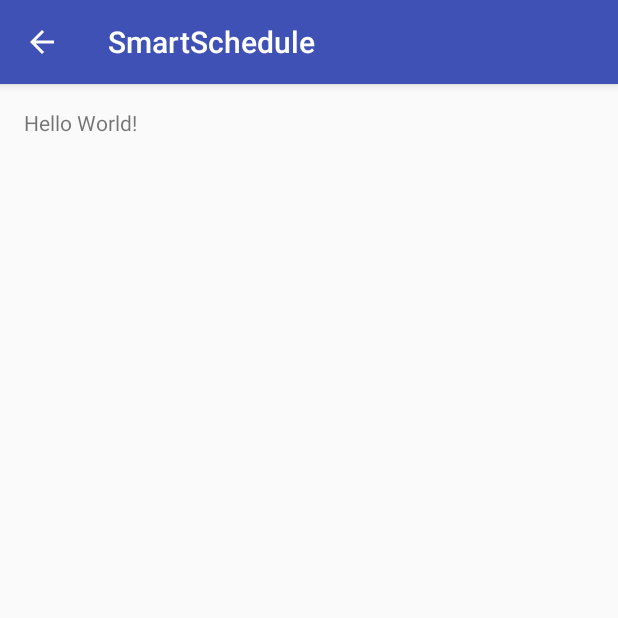
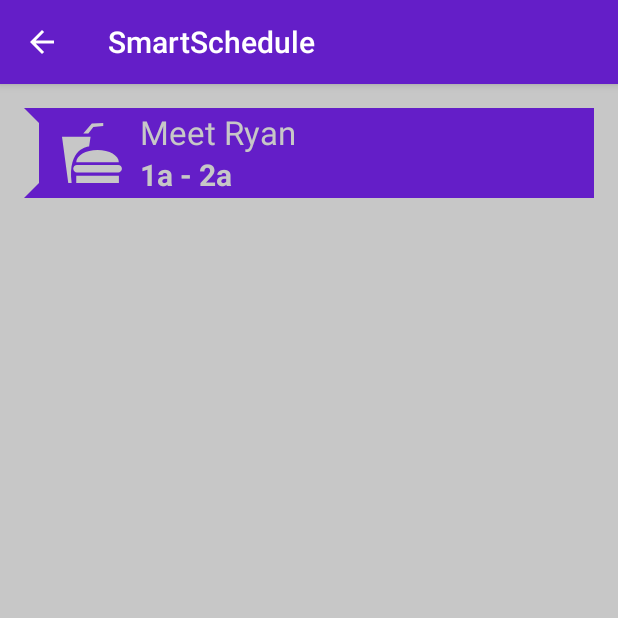
Before and after one commit to awesomeyi/SmartSchedule, an Android app: the TimeViewActivity screen opened directly, with no data from a screen before it, on a phone screen of 412 x 824 dp, the top half of it. Run offline under Robolectric (Android 15) with nearby library versions, the phone set to English and light mode, and no system bars.

Commit message:
Improved fragment single event

```diff
--- /dev/null
+++ b/app/src/main/java/com/example/yi/smartschedule/SingleEventElement.java
@@ -0,0 +1,90 @@
+package com.example.yi.smartschedule;
+
+import android.os.Bundle;
+import android.app.Fragment;
+import android.util.Log;
+import android.view.LayoutInflater;
+import android.view.View;
+import android.view.ViewGroup;
+import android.widget.LinearLayout;
+import android.widget.TextView;
+
+import com.example.yi.smartschedule.lib.Constants;
+import com.example.yi.smartschedule.lib.Time;
+import com.example.yi.smartschedule.lib.Util;
+
+public class SingleEventElement extends Fragment {
+
+    private static final String ARG_PARAM1 = "startTime";
+    private static final String ARG_PARAM2 = "duration";
+    private static final String ARG_PARAM3 = "title";
+    private static final String ARG_PARAM4 = "description";
+
+    private static final int L_HOUR_HEIGHT = 60;
+
+    private Time startTime;
+    private Time duration;
+    private String title;
+    private String description;
+
+    public SingleEventElement() {
+        // Required empty public constructor
+    }
+
+    public static SingleEventElement newInstance(Time startTime, Time duration, String title, String description) {
+        SingleEventElement fragment = new SingleEventElement();
+        Bundle args = new Bundle();
+        args.putSerializable(ARG_PARAM1, startTime);
+        args.putSerializable(ARG_PARAM2, duration);
+        args.putString(ARG_PARAM3, title);
+        args.putString(ARG_PARAM4, description);
+        fragment.setArguments(args);
+        return fragment;
+    }
+
+    @Override
+    public void onCreate(Bundle savedInstanceState) {
+        super.onCreate(savedInstanceState);
+        if (getArguments() != null) {
+            startTime = (Time) getArguments().getSerializable(ARG_PARAM1);
+            duration = (Time) getArguments().getSerializable(ARG_PARAM2);
+            title = getArguments().getString(ARG_PARAM3);
+            description = getArguments().getString(ARG_PARAM4);
+        }
+    }
+
+    private String durationText(Time start, Time end) {
+        return String.format("%1$s - %2$s", start.formatStandard(), end.formatStandard());
+    }
+
+    @Override
+    public View onCreateView(LayoutInflater inflater, ViewGroup container,
+                             Bundle savedInstanceState) {
+        // Inflate the layout for this fragment
+        View v = inflater.inflate(R.layout.fragment_single_event_element, container, false);
+
+        //Fetch all elements
+        TextView title_text = ((TextView) v.findViewById(R.id.title_text));
+        TextView duration_text = ((TextView) v.findViewById(R.id.duration_text));
+        TextView description_text = ((TextView) v.findViewById(R.id.desciption_text));
+
+        //Set all text boxes
+        title_text.setText(title);
+        Time endtime = startTime.addTime(duration);
+        duration_text.setText(this.durationText(startTime, endtime));
+        description_text.setText(description);
+
+        //Shrink view to size
+        int finalHeight = (int) Math.round(L_HOUR_HEIGHT * duration.getHours());
+        Util.d("" + finalHeight);
+        if(finalHeight < 2 * L_HOUR_HEIGHT) {
+            description_text.setVisibility(View.GONE);
+        } else {
+            int dTextLine = (finalHeight - 2 * L_HOUR_HEIGHT) / 20 + 1;
+            description_text.setMaxLines(dTextLine);
+        }
+        v.getLayoutParams().height = Util.pixel_to_dp(this, finalHeight);
+
+        return v;
+    }
+}
--- a/app/src/main/java/com/example/yi/smartschedule/TimeViewActivity.java
+++ b/app/src/main/java/com/example/yi/smartschedule/TimeViewActivity.java
@@ -1,13 +1,30 @@
 package com.example.yi.smartschedule;
 
+import android.app.Fragment;
+import android.app.FragmentManager;
+import android.app.FragmentTransaction;
 import android.support.v7.app.AppCompatActivity;
 import android.os.Bundle;
+import android.widget.LinearLayout;
+
+import com.example.yi.smartschedule.lib.Time;
 
 public class TimeViewActivity extends AppCompatActivity {
+    private LinearLayout event_list;
 
     @Override
     protected void onCreate(Bundle savedInstanceState) {
         super.onCreate(savedInstanceState);
         setContentView(R.layout.activity_time_view);
+
+        Time startTime = new Time(1, 00);
+        Time duration = new Time(1, 00);
+        String title = "Meet Ryan";
+        String description = "Bang for 1 hour";
+
+        event_list = (LinearLayout) findViewById(R.id.event_list);
+        Fragment event1 = SingleEventElement.newInstance(startTime, duration, title, description);
+        FragmentTransaction fragTrans =  getFragmentManager().beginTransaction().add(event_list.getId(), event1, "fff");
+        fragTrans.commit();
     }
 }
--- /dev/null
+++ b/app/src/main/java/com/example/yi/smartschedule/lib/Time.java
@@ -0,0 +1,45 @@
+package com.example.yi.smartschedule.lib;
+
+import java.io.Serializable;
+
+/**
+ * Created by Yi on 7/11/16.
+ */
+public class Time implements Serializable {
+    private int hours;
+    private int minutes;
+
+    public Time(int hours, int minutes) {
+        this.hours = hours;
+        this.minutes = minutes;
+    }
+
+    public Time addTime(Time t2) {
+        return addTime(t2.hours, t2.minutes);
+    }
+    public Time addTime(int hours, int minutes) {
+        Time res = new Time(this.hours, this.minutes);
+        res.minutes += minutes;
+        res.hours += this.minutes / 60;
+        res.minutes %= 60;
+        res.hours += hours;
+        res.hours %= 24;
+        return res;
+    }
+
+    public int getMinutes() {
+        return this.hours * 60 + minutes;
+    }
+
+    public double getHours() {
+        return this.getMinutes() / 60.0;
+    }
+
+    public String formatStandard() {
+        String apm = hours < 12 ? "a" : "p";
+        int th = this.hours % 12;
+        th = th == 0 ? 12: th;
+        String tm = minutes == 0 ? "" : String.format(":%1$02d", this.minutes);
+        return "" + th + tm + apm;
+    }
+}
--- /dev/null
+++ b/app/src/main/java/com/example/yi/smartschedule/lib/Util.java
@@ -0,0 +1,17 @@
+package com.example.yi.smartschedule.lib;
+
+import android.app.Fragment;
+import android.util.Log;
+
+/**
+ * Created by Yi on 7/11/16.
+ */
+public class Util {
+    public static void d(String message) {
+        Log.d(Constants.DEBUG, message);
+    }
+    public static int pixel_to_dp(Fragment f, int px) {
+        final float scale = f.getActivity().getResources().getDisplayMetrics().density;
+        return (int) (px * scale + 0.5f);
+    }
+}
--- a/app/src/main/res/layout/activity_time_view.xml
+++ b/app/src/main/res/layout/activity_time_view.xml
@@ -7,10 +7,13 @@
     android:paddingLeft="@dimen/activity_horizontal_margin"
     android:paddingRight="@dimen/activity_horizontal_margin"
     android:paddingTop="@dimen/activity_vertical_margin"
+    android:background="@color/backgroundLight"
     tools:context="com.example.yi.smartschedule.TimeViewActivity">
 
-    <TextView
-        android:layout_width="wrap_content"
+    <LinearLayout
+        android:layout_width="match_parent"
         android:layout_height="wrap_content"
-        android:text="Hello World!" />
+        android:orientation="vertical"
+        android:id="@+id/event_list">
+    </LinearLayout>
 </RelativeLayout>
--- a/app/src/main/res/layout/fragment_single_schedule_element.xml
+++ b/app/src/main/res/layout/fragment_single_event_element.xml
@@ -1,9 +1,9 @@
 <LinearLayout xmlns:android="http://schemas.android.com/apk/res/android"
     xmlns:tools="http://schemas.android.com/tools"
-    android:layout_width="350dp"
-    android:layout_height="150dp"
-    android:background="#641EC8"
-    tools:context="com.example.yi.smartschedule.SingleScheduleElement"
+    android:layout_width="match_parent"
+    android:layout_height="120dp"
+    android:background="@color/colorPrimary"
+    tools:context=".SingleEventElement"
     android:orientation="horizontal">
 
     <RelativeLayout
@@ -12,16 +12,16 @@
         <View
             android:layout_width="10dp"
             android:layout_height="wrap_content"
-            android:background="#C7C7C7"/>
+            android:background="@color/backgroundLight"/>
         <ImageView
             android:layout_width="10dp"
             android:layout_height="10dp"
-            android:src="@drawable/EventTriangle"
+            android:src="@drawable/event_triangle"
             android:layout_alignParentTop="true"/>
         <ImageView
             android:layout_width="10dp"
             android:layout_height="10dp"
-            android:src="@drawable/EventTriangle"
+            android:src="@drawable/event_triangle"
             android:scaleY="-1"
             android:layout_alignParentBottom="true"/>
     </RelativeLayout>
@@ -30,7 +30,7 @@
     <ImageView
         android:layout_width="wrap_content"
         android:layout_height="wrap_content"
-        android:src="@drawable/FoodEventIcon"
+        android:src="@drawable/food_event_icon"
         android:layout_marginLeft="15dp"
         android:layout_gravity="center_vertical" />
 
@@ -39,26 +39,30 @@
         android:layout_height="wrap_content"
         android:orientation="vertical"
         android:layout_marginLeft="12dp"
+        android:layout_marginRight="12dp"
         android:layout_gravity="center_vertical">
         <TextView
+            android:id="@+id/title_text"
             android:layout_width="match_parent"
             android:layout_height="wrap_content"
-            android:textColor="#C7C7C7"
+            android:textColor="@color/backgroundLight"
             android:text="Eat out"
             android:textSize="22dp" />
         <TextView
+            android:id="@+id/duration_text"
             android:layout_width="match_parent"
             android:layout_height="wrap_content"
-            android:textColor="#C7C7C7"
+            android:textColor="@color/backgroundLight"
             android:text="1a - 2a"
             android:textSize="20dp"
             android:textStyle="bold"/>
         <TextView
+            android:id="@+id/desciption_text"
             android:layout_width="match_parent"
             android:layout_height="wrap_content"
             android:layout_marginTop="12dp"
-            android:textColor="#C7C7C7"
-            android:text="McDonalds by the office. Don't choke you bumbling buffoon!"
+            android:textColor="@color/backgroundLight"
+            android:text="McDonalds by the office."
             android:ellipsize="end"
             android:maxLines="4"
             android:singleLine="false"
--- a/app/src/main/res/values/colors.xml
+++ b/app/src/main/res/values/colors.xml
@@ -1,6 +1,7 @@
 <?xml version="1.0" encoding="utf-8"?>
 <resources>
-    <color name="colorPrimary">#3F51B5</color>
+    <color name="backgroundLight"> #C7C7C7</color>
+    <color name="colorPrimary">#641EC8</color>
     <color name="colorPrimaryDark">#303F9F</color>
     <color name="colorAccent">#FF4081</color>
 </resources>
```
Also changed, not shown: app/src/main/java/com/example/yi/smartschedule/SingleScheduleElement.java (deleted, +0 -108 lines), app/src/main/java/com/example/yi/smartschedule/lib/Constants.java (added, +8 -0 lines), app/src/main/res/drawable/event_triangle.xml (renamed from app/src/main/res/drawable/EventTriangle.xml), app/src/main/res/drawable/food_event_icon.xml (renamed from app/src/main/res/drawable/FoodEventIcon.xml).
